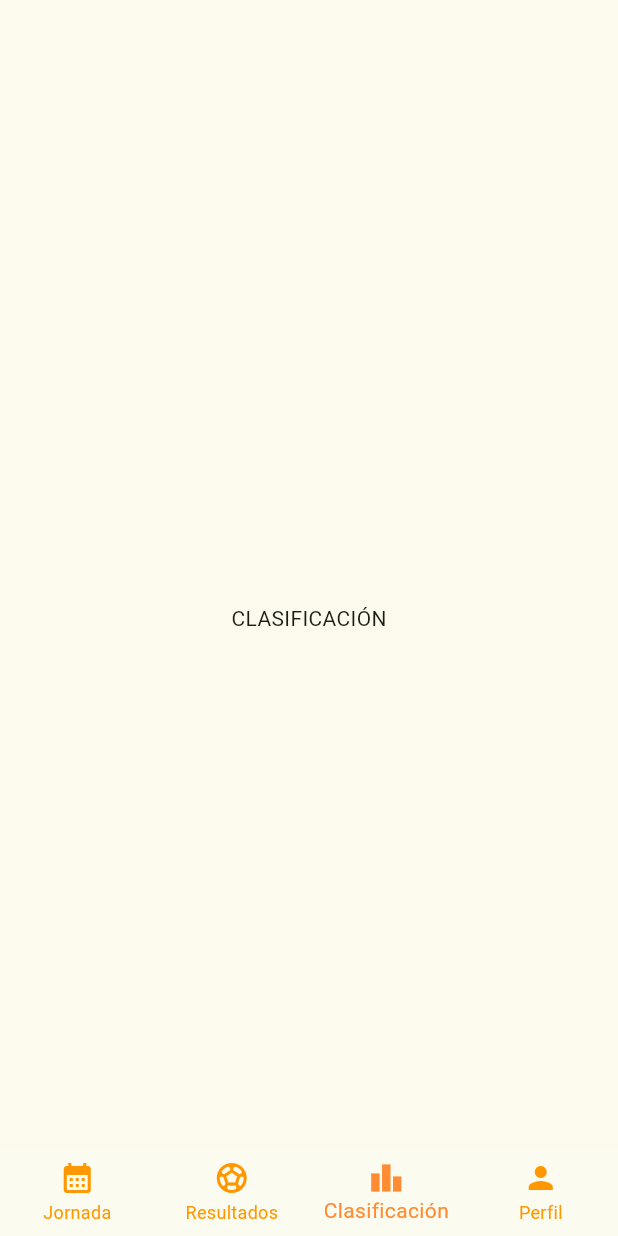
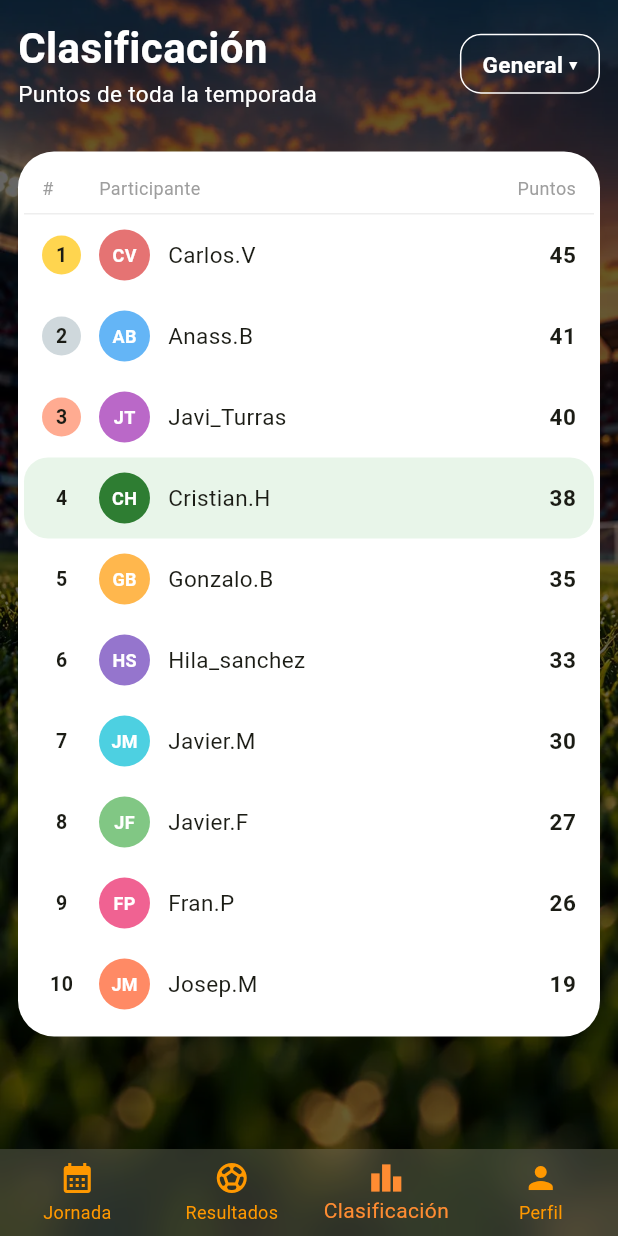
Before and after one commit to carlosvelascosala27-sys/PorraDAM-Flutter, a Flutter app: the PantallaPrincipal screen opened directly, item 3 of the bottom bar chosen, on a phone screen of 412 x 824 dp. Run offline on Flutter 3.47's test engine with Material 3 defaults, Android fonts, the phone set to English and light mode, and no system bars.

Commit message:
Realiza Pantalla Clasificación y Perfil

```diff
--- a/lib/features/clasificacion/clasificacion_screen.dart
+++ b/lib/features/clasificacion/clasificacion_screen.dart
@@ -0,0 +1,270 @@
+import 'package:flutter/material.dart';
+
+class ClasificacionScreen extends StatelessWidget {
+  const ClasificacionScreen({super.key});
+
+  @override
+  Widget build(BuildContext context) {
+    return Stack(
+      fit: StackFit.expand,
+      children: [
+        // Capa 1: foto del estadio de fondo
+        Image.asset('assets/images/fondo_pantalla_hd.webp', fit: BoxFit.cover),
+
+        // Capa 2: velo negro semitransparente
+        Container(color: const Color(0x99000000)),
+
+        // Capa 3: el contenido
+        ListView(
+          padding: const EdgeInsets.all(12),
+          children: [
+            _cabecera(),
+            const SizedBox(height: 28),
+            _tabla(),
+            // Hueco para que la barra de abajo no tape la tabla
+            const SizedBox(height: 70),
+          ],
+        ),
+      ],
+    );
+  }
+
+  // Título, subtítulo y el "desplegable" General (solo dibujo)
+  Widget _cabecera() {
+    return Row(
+      children: [
+        const Expanded(
+          child: Column(
+            crossAxisAlignment: CrossAxisAlignment.start,
+            children: [
+              Text(
+                'Clasificación',
+                style: TextStyle(
+                  color: Colors.white,
+                  fontSize: 28,
+                  fontWeight: FontWeight.bold,
+                ),
+              ),
+              Text(
+                'Puntos de toda la temporada',
+                style: TextStyle(color: Colors.white, fontSize: 15),
+              ),
+            ],
+          ),
+        ),
+        const SizedBox(width: 8),
+        Container(
+          padding: const EdgeInsets.symmetric(horizontal: 14, vertical: 8),
+          decoration: BoxDecoration(
+            border: Border.all(color: Colors.white),
+            borderRadius: BorderRadius.circular(14),
+          ),
+          child: const Text(
+            'General ▾',
+            style: TextStyle(
+              color: Colors.white,
+              fontSize: 15,
+              fontWeight: FontWeight.bold,
+            ),
+          ),
+        ),
+      ],
+    );
+  }
+
+  // Tarjeta blanca con toda la tabla dentro
+  Widget _tabla() {
+    return Container(
+      padding: const EdgeInsets.symmetric(horizontal: 4, vertical: 8),
+      decoration: BoxDecoration(
+        color: Colors.white,
+        borderRadius: BorderRadius.circular(24),
+      ),
+      child: Column(
+        children: [
+          // Títulos de las columnas
+          const Padding(
+            padding: EdgeInsets.symmetric(horizontal: 12, vertical: 8),
+            child: Row(
+              children: [
+                SizedBox(
+                  width: 38,
+                  child: Text(
+                    '#',
+                    style: TextStyle(color: Colors.grey, fontSize: 12),
+                  ),
+                ),
+                Expanded(
+                  child: Text(
+                    'Participante',
+                    style: TextStyle(color: Colors.grey, fontSize: 12),
+                  ),
+                ),
+                Text(
+                  'Puntos',
+                  style: TextStyle(color: Colors.grey, fontSize: 12),
+                ),
+              ],
+            ),
+          ),
+          const Divider(color: Color(0xFFEEEEEE), height: 1),
+
+          // Los 3 primeros con medalla: oro, plata y bronce
+          _fila(
+            '1',
+            'CV',
+            'Carlos.V',
+            '45',
+            const Color(0xFFE57373),
+            const Color(0xFFFFD54F),
+            Colors.transparent,
+          ),
+          _fila(
+            '2',
+            'AB',
+            'Anass.B',
+            '41',
+            const Color(0xFF64B5F6),
+            const Color(0xFFCFD8DC),
+            Colors.transparent,
+          ),
+          _fila(
+            '3',
+            'JT',
+            'Javi_Turras',
+            '40',
+            const Color(0xFFBA68C8),
+            const Color(0xFFFFAB91),
+            Colors.transparent,
+          ),
+          // Tu fila: fondo verde clarito
+          _fila(
+            '4',
+            'CH',
+            'Cristian.H',
+            '38',
+            const Color(0xFF2E7D32),
+            Colors.transparent,
+            const Color(0xFFE8F5E9),
+          ),
+          _fila(
+            '5',
+            'GB',
+            'Gonzalo.B',
+            '35',
+            const Color(0xFFFFB74D),
+            Colors.transparent,
+            Colors.transparent,
+          ),
+          _fila(
+            '6',
+            'HS',
+            'Hila_sanchez',
+            '33',
+            const Color(0xFF9575CD),
+            Colors.transparent,
+            Colors.transparent,
+          ),
+          _fila(
+            '7',
+            'JM',
+            'Javier.M',
+            '30',
+            const Color(0xFF4DD0E1),
+            Colors.transparent,
+            Colors.transparent,
+          ),
+          _fila(
+            '8',
+            'JF',
+            'Javier.F',
+            '27',
+            const Color(0xFF81C784),
+            Colors.transparent,
+            Colors.transparent,
+          ),
+          _fila(
+            '9',
+            'FP',
+            'Fran.P',
+            '26',
+            const Color(0xFFF06292),
+            Colors.transparent,
+            Colors.transparent,
+          ),
+          _fila(
+            '10',
+            'JM',
+            'Josep.M',
+            '19',
+            const Color(0xFFFF8A65),
+            Colors.transparent,
+            Colors.transparent,
+          ),
+        ],
+      ),
+    );
+  }
+
+  // Una fila de la tabla: posición, avatar, nombre y puntos
+  Widget _fila(
+    String posicion,
+    String iniciales,
+    String nombre,
+    String puntos,
+    Color colorAvatar,
+    Color colorMedalla,
+    Color fondo,
+  ) {
+    return Container(
+      padding: const EdgeInsets.symmetric(horizontal: 12, vertical: 10),
+      decoration: BoxDecoration(
+        color: fondo,
+        borderRadius: BorderRadius.circular(16),
+      ),
+      child: Row(
+        children: [
+          // Número de posición (con circulito de color si es medalla)
+          Container(
+            width: 26,
+            height: 26,
+            alignment: Alignment.center,
+            decoration: BoxDecoration(
+              color: colorMedalla,
+              shape: BoxShape.circle,
+            ),
+            child: Text(
+              posicion,
+              style: const TextStyle(fontWeight: FontWeight.bold, fontSize: 13),
+            ),
+          ),
+          const SizedBox(width: 12),
+          // Avatar: círculo de color con las iniciales
+          Container(
+            width: 34,
+            height: 34,
+            alignment: Alignment.center,
+            decoration: BoxDecoration(
+              color: colorAvatar,
+              shape: BoxShape.circle,
+            ),
+            child: Text(
+              iniciales,
+              style: const TextStyle(
+                color: Colors.white,
+                fontWeight: FontWeight.bold,
+                fontSize: 12,
+              ),
+            ),
+          ),
+          const SizedBox(width: 12),
+          Expanded(child: Text(nombre, style: const TextStyle(fontSize: 15))),
+          Text(
+            puntos,
+            style: const TextStyle(fontWeight: FontWeight.bold, fontSize: 15),
+          ),
+        ],
+      ),
+    );
+  }
+}
--- a/lib/features/principal/pantalla_principal.dart
+++ b/lib/features/principal/pantalla_principal.dart
@@ -4,6 +4,8 @@ import 'dart:ui';
 
 import 'package:porra_dam/features/jornada/jornada_screen.dart';
 import 'package:porra_dam/features/resultados/resultados_screen.dart';
+import 'package:porra_dam/features/clasificacion/clasificacion_screen.dart';
+import 'package:porra_dam/features/perfil/perfil_screen.dart';
 
 class PantallaPrincipal extends StatefulWidget {
   const PantallaPrincipal({super.key});
@@ -19,8 +21,8 @@ class _PantallaPrincipalState extends State<PantallaPrincipal> {
   final List<Widget> _pantallas = [
     const JornadaScreen(),
     const ResultadosScreen(),
-    const Center(child: Text('CLASIFICACIÓN')),
-    const Center(child: Text('PERFIL')),
+    const ClasificacionScreen(),
+    const PerfilScreen(),
   ];
 
   void _cambiar(int index) {
```
Also changed, not shown: lib/features/perfil/perfil_screen.dart (+195 -0 lines).
